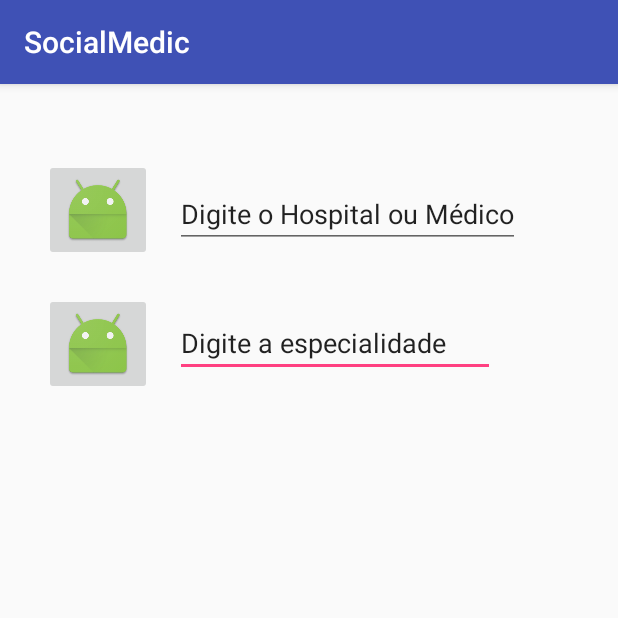
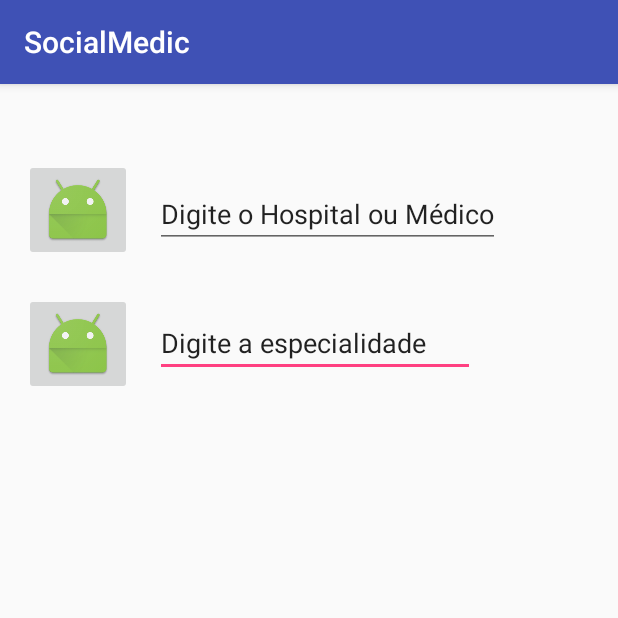
Before and after one commit to AdrianoModa/SocialMedic, an Android app: the TelaAvaliacao screen opened directly, with no data from a screen before it, on a phone screen of 412 x 824 dp, the top half of it. Run offline under Robolectric (Android 15) with nearby library versions, the phone set to English and light mode, and no system bars.

Commit message:
Atualização(Parcial) da Activity AVALIAÇÃO. Seria interessante retirar a opção AVALIAÇÃO da Activity MENU

```diff
--- a/app/src/main/res/layout/activity_tela_avaliacao.xml
+++ b/app/src/main/res/layout/activity_tela_avaliacao.xml
@@ -18,10 +18,10 @@
         android:ems="10"
         android:inputType="textPersonName"
         android:text="Digite a especialidade"
+        android:layout_marginBottom="12dp"
         android:layout_alignBottom="@+id/imageButton"
         android:layout_alignLeft="@+id/editText2"
-        android:layout_alignStart="@+id/editText2"
-        android:layout_marginBottom="12dp" />
+        android:layout_alignStart="@+id/editText2" />
 
     <EditText
         android:id="@+id/editText2"
@@ -51,12 +51,10 @@
         android:id="@+id/imageButton2"
         android:layout_width="wrap_content"
         android:layout_height="wrap_content"
+        android:layout_marginTop="34dp"
+        app:srcCompat="@mipmap/ic_launcher"
+        android:layout_alignParentTop="true"
         android:layout_alignParentLeft="true"
-        android:layout_alignParentStart="true"
-        android:layout_alignParentTop="true"
-        android:layout_marginLeft="13dp"
-        android:layout_marginStart="13dp"
-        android:layout_marginTop="34dp"
-        app:srcCompat="@mipmap/ic_launcher" />
+        android:layout_alignParentStart="true" />
 
 </RelativeLayout>
```
